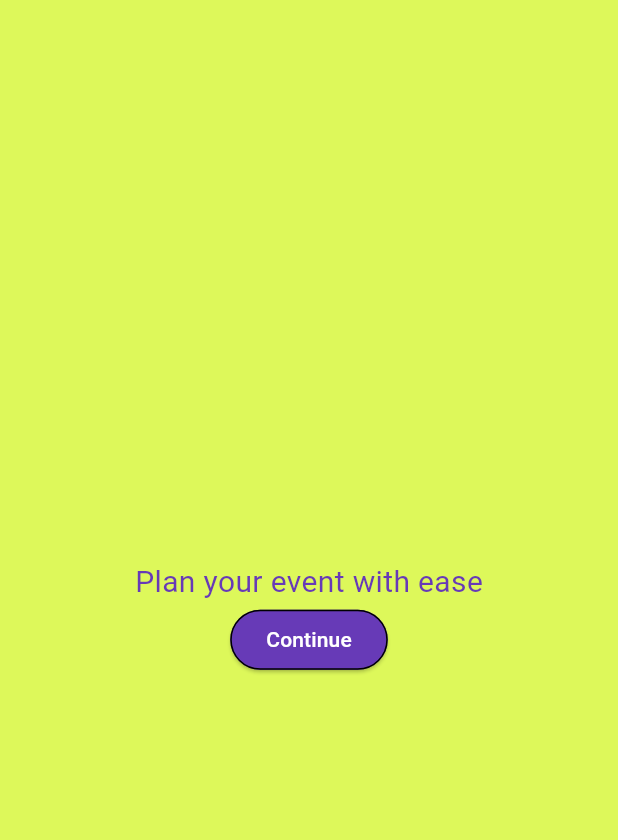
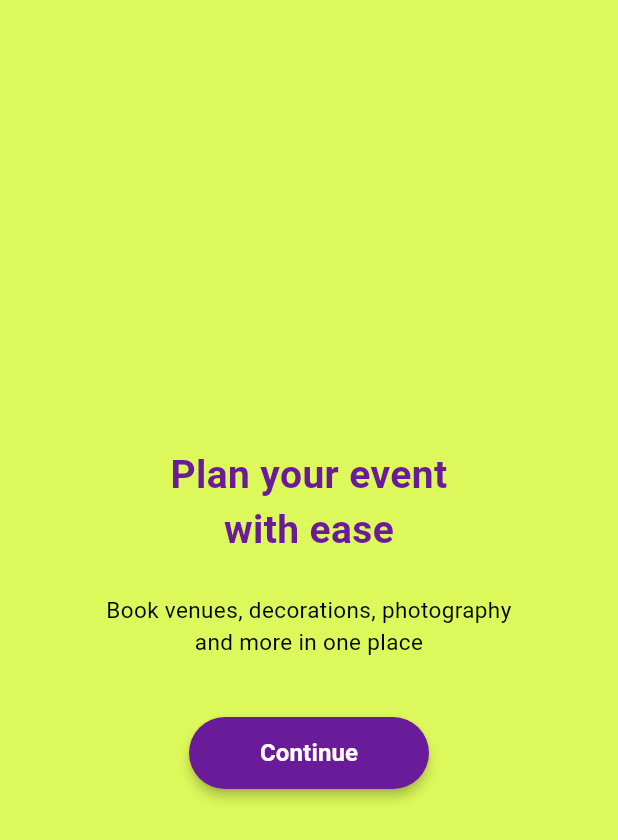
Before and after one commit to sanin751/myevents, a Flutter app: the screen it shows after launch, on a phone screen of 412 x 824 dp. Shown: the top 840 px of the screen. Run offline on Flutter 3.47's test engine with Material 3 defaults, Android fonts, the light colour scheme and no system bars; Roboto replaces fonts that are missing (Bricolage).

Commit message:
updated onboarding screen

```diff
--- a/lib/screens/onboarding_screen.dart
+++ b/lib/screens/onboarding_screen.dart
@@ -8,27 +8,62 @@
   Widget build(BuildContext context) {
     return Scaffold(
       body: Center(
+        child: Padding(
+          padding: const EdgeInsets.symmetric(horizontal: 24),
           child: Column(
             mainAxisAlignment: MainAxisAlignment.center,
             children: [
               Text(
-              "Plan your event with ease",
-              style: TextStyle(fontSize: 20, color: Colors.deepPurple),
+                "Plan your event\nwith ease",
+                textAlign: TextAlign.center,
+                style: TextStyle(
+                  fontSize: 26,
+                  fontWeight: FontWeight.w600,
+                  color: Color(0xFF6A1B9A),
                 ),
-            ElevatedButton(
+              ),
+
+              const SizedBox(height: 24),
+
+              Text(
+                "Book venues, decorations, photography\nand more in one place",
+                textAlign: TextAlign.center,
+                style: TextStyle(fontSize: 15, color: Colors.black),
+              ),
+
+              const SizedBox(height: 40),
+
+              SizedBox(
+                width: 160,
+                height: 48,
+                child: ElevatedButton(
                   style: ElevatedButton.styleFrom(
-                side: BorderSide(color: Colors.black),
-                backgroundColor: Colors.deepPurple,
+                    backgroundColor: Color(0xFF6A1B9A),
+                    shape: RoundedRectangleBorder(
+                      borderRadius: BorderRadius.circular(24),
+                    ),
+                    elevation: 3,
                   ),
                   onPressed: () {
                     Navigator.push(
                       context,
-                  MaterialPageRoute(builder: (context) => OnboardingScreen1()),
+                      MaterialPageRoute(
+                        builder: (context) => OnboardingScreen1(),
+                      ),
                     );
                   },
-              child: Text("Continue", style: TextStyle(color: Colors.white)),
+                  child: const Text(
+                    "Continue",
+                    style: TextStyle(
+                      fontSize: 16,
+                      fontWeight: FontWeight.w600,
+                      color: Colors.white,
+                    ),
+                  ),
+                ),
               ),
             ],
+          ),
         ),
       ),
     );
```
Lines whose indentation alone changed are shown as unchanged.
